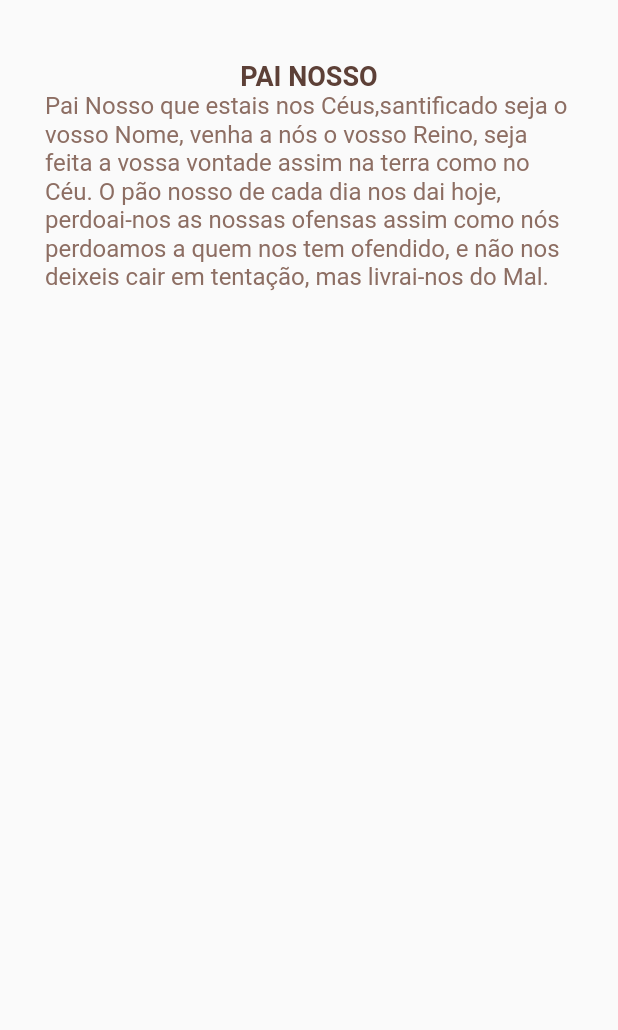
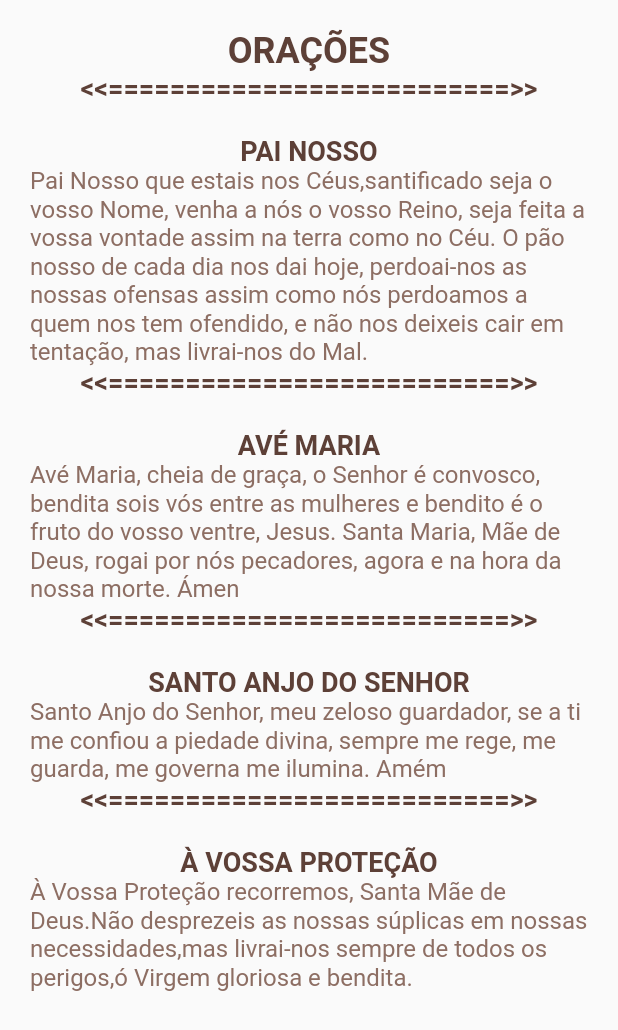
Before and after one commit to leandrotux/VersiculosBiblicos, a Flutter app: the SaoJose screen opened directly, on a phone screen of 412 x 824 dp. Shown: the top 1030 px of the screen. Run offline on Flutter 3.47's test engine with Material 2 defaults, Android fonts, the phone set to English and light mode, and no system bars.

Commit message:
add orações

```diff
--- a/lib/telas/Oracoes/SaoJose.dart
+++ b/lib/telas/Oracoes/SaoJose.dart
@@ -11,9 +11,33 @@ class _SaoJoseState extends State<SaoJose> {
   Widget build(BuildContext context) {
     return Scaffold(
       body: Container(
-        //padding: EdgeInsets.all(10),
-        margin: EdgeInsets.fromLTRB(30, 40, 30, 0),
+        child: SingleChildScrollView(
+          padding: EdgeInsets.all(20),
           child: Column(children: [
+            Text(
+              "ORAÇÕES",
+              style: TextStyle(
+                fontSize: 24,
+                color: Colors.brown[700],
+                fontWeight: FontWeight.bold,
+              ),
+            ),
+            Text(
+              "<<==========================>>",
+              style: TextStyle(
+                fontSize: 18,
+                color: Colors.brown[700],
+                fontWeight: FontWeight.bold,
+              ),
+            ),
+            Text(
+              "",
+              style: TextStyle(
+                fontSize: 18,
+                color: Colors.brown[700],
+                fontWeight: FontWeight.bold,
+              ),
+            ),
             Text(
               "PAI NOSSO",
               style: TextStyle(
@@ -39,7 +63,110 @@ class _SaoJoseState extends State<SaoJose> {
                 color: Colors.brown[400],
               ),
             ),
+            Text(
+              "<<==========================>>",
+              style: TextStyle(
+                fontSize: 18,
+                color: Colors.brown[700],
+                fontWeight: FontWeight.bold,
+              ),
+            ),
+            Text(
+              "",
+              style: TextStyle(
+                fontSize: 18,
+                color: Colors.brown[700],
+                fontWeight: FontWeight.bold,
+              ),
+            ),
+            Text(
+              "AVÉ MARIA",
+              style: TextStyle(
+                fontSize: 18,
+                color: Colors.brown[700],
+                fontWeight: FontWeight.bold,
+              ),
+            ),
+            Text(
+              "Avé Maria, cheia de graça, " +
+                  "o Senhor é convosco, " +
+                  "bendita sois vós entre as mulheres " +
+                  "e bendito é o fruto do vosso ventre, Jesus. " +
+                  "Santa Maria, Mãe de Deus, " +
+                  "rogai por nós pecadores, " +
+                  "agora e na hora da nossa morte. Ámen",
+              style: TextStyle(
+                fontSize: 16,
+                color: Colors.brown[400],
+              ),
+            ),
+            Text(
+              "<<==========================>>",
+              style: TextStyle(
+                fontSize: 18,
+                color: Colors.brown[700],
+                fontWeight: FontWeight.bold,
+              ),
+            ),
+            Text(
+              "",
+              style: TextStyle(
+                fontSize: 18,
+                color: Colors.brown[700],
+                fontWeight: FontWeight.bold,
+              ),
+            ),
+            Text(
+              "SANTO ANJO DO SENHOR",
+              style: TextStyle(
+                fontSize: 18,
+                color: Colors.brown[700],
+                fontWeight: FontWeight.bold,
+              ),
+            ),
+            Text(
+              "Santo Anjo do Senhor, meu zeloso guardador, se a ti me confiou a piedade divina, sempre me rege, me guarda, me governa me ilumina. Amém",
+              style: TextStyle(
+                fontSize: 16,
+                color: Colors.brown[400],
+              ),
+            ),
+            Text(
+              "<<==========================>>",
+              style: TextStyle(
+                fontSize: 18,
+                color: Colors.brown[700],
+                fontWeight: FontWeight.bold,
+              ),
+            ),
+            Text(
+              "",
+              style: TextStyle(
+                fontSize: 18,
+                color: Colors.brown[700],
+                fontWeight: FontWeight.bold,
+              ),
+            ),
+            Text(
+              "À VOSSA PROTEÇÃO",
+              style: TextStyle(
+                fontSize: 18,
+                color: Colors.brown[700],
+                fontWeight: FontWeight.bold,
+              ),
+            ),
+            Text(
+              "À Vossa Proteção recorremos, Santa Mãe de Deus." +
+                  "Não desprezeis as nossas súplicas em nossas necessidades," +
+                  "mas livrai-nos sempre de todos os perigos," +
+                  "ó Virgem gloriosa e bendita.",
+              style: TextStyle(
+                fontSize: 16,
+                color: Colors.brown[400],
+              ),
+            ),
           ]),
+        ),
       ),
     );
   }
```
Also changed, not shown: lib/Home.dart (line endings or trailing spaces), lib/main.dart (line endings or trailing spaces), lib/telas/Calendario.dart (line endings or trailing spaces), lib/telas/Inicio.dart (line endings or trailing spaces), lib/telas/Oracao.dart (line endings or trailing spaces), pubspec.yaml (line endings or trailing spaces), 35 other files. Lines whose indentation alone changed are shown as unchanged.
